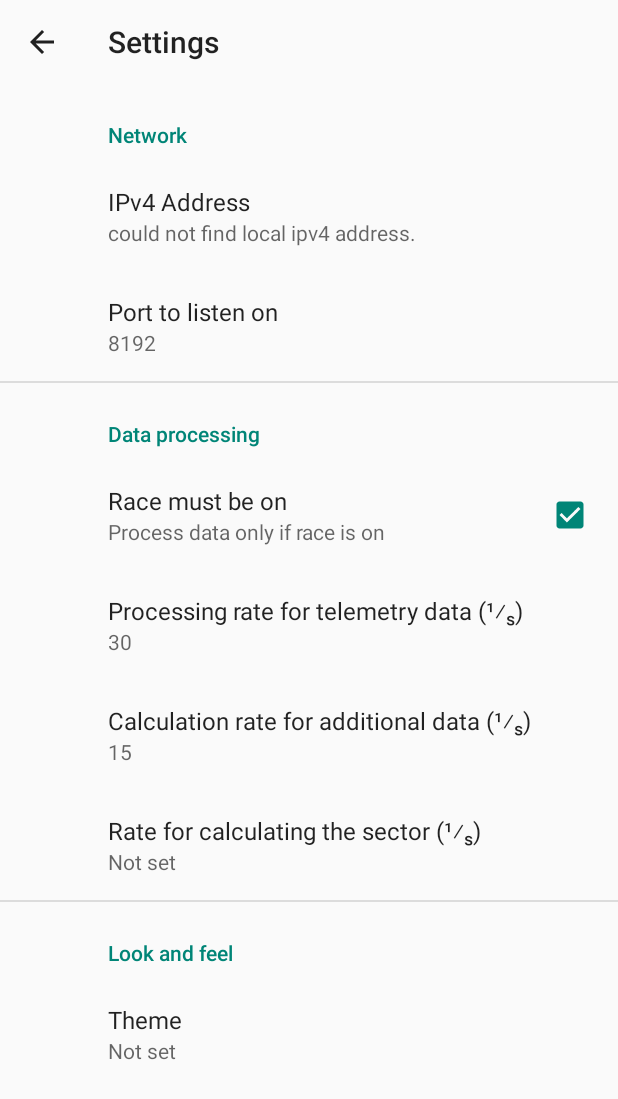
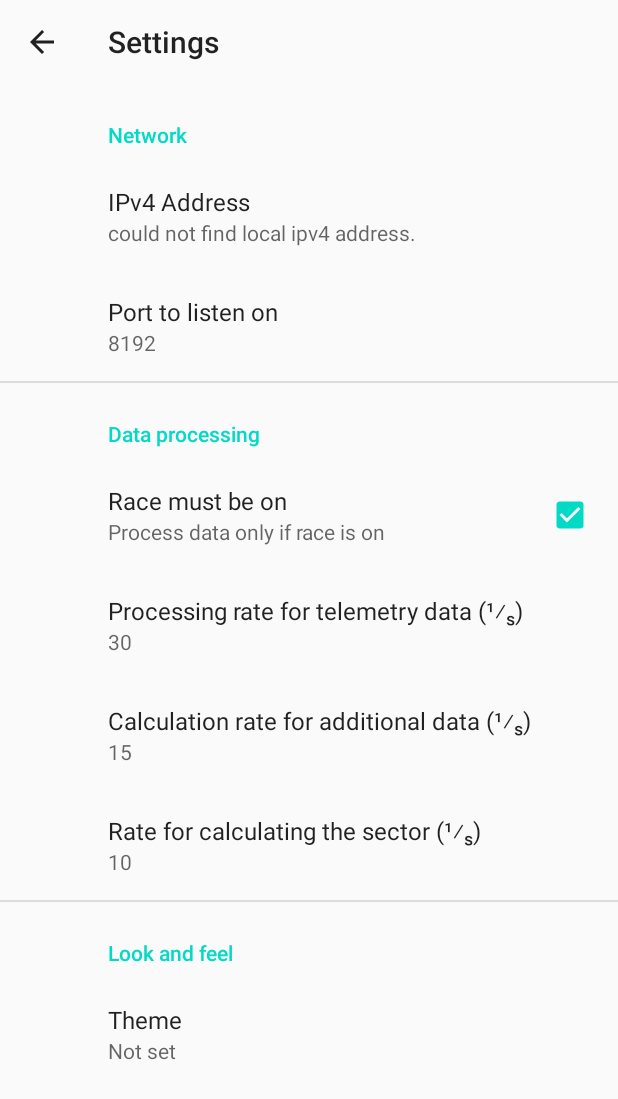
Before and after one commit to KnightsWhoSayNi0/ForzaTelemetry, an Android app: the SettingsActivity screen opened directly, with no data from a screen before it, on a phone screen of 412 x 824 dp. Shown: the top 1099 px of the screen. Run offline under Robolectric (Android 15) with nearby library versions, the phone set to English and light mode, and no system bars; our stand-ins replace androidx.preference.

Commit message:
Preference default values still not working properly Why has the menu always dark theme?

```diff
--- a/app/src/main/res/values/arrays.xml
+++ b/app/src/main/res/values/arrays.xml
@@ -29,6 +29,24 @@
         <item>30</item>
         <item>60</item>
     </string-array>
+    <string-array name="entries_sector_rate">
+        <item>10</item>
+        <item>6</item>
+        <item>5</item>
+        <item>4</item>
+        <item>3</item>
+        <item>2</item>
+        <item>1</item>
+    </string-array>
+    <string-array name="entry_values_sector_rate">
+        <item>6</item>
+        <item>10</item>
+        <item>12</item>
+        <item>15</item>
+        <item>20</item>
+        <item>30</item>
+        <item>60</item>
+    </string-array>
     <string-array name="entries_theme">
         <item>Light</item>
         <item>Dark</item>
--- a/app/src/main/res/values/strings.xml
+++ b/app/src/main/res/values/strings.xml
@@ -83,7 +83,7 @@
     <string name="default_race_on">true</string>
     <string name="default_processing_rate">2</string>
     <string name="default_calculation_rate">4</string>
-    <string name="default_sector_calculation_rate">11</string>
+    <string name="default_sector_calculation_rate">6</string>
     <string name="default_theme">3</string>
 
     <!-- Digits -->
--- a/app/src/main/res/values/styles.xml
+++ b/app/src/main/res/values/styles.xml
@@ -7,7 +7,7 @@
     </style>
 
     <!-- Main activity theme. -->
-    <style name="AppTheme.NoActionBar" parent="Theme.AppCompat.DayNight.NoActionBar">
+    <style name="AppTheme.NoActionBar" parent="AppTheme">
         <item name="android:navigationBarColor">@android:color/transparent</item>
         <item name="android:windowFullscreen">true</item>
         <item name="windowActionBar">false</item>
--- a/app/src/main/res/xml/preferences_main.xml
+++ b/app/src/main/res/xml/preferences_main.xml
@@ -41,8 +41,8 @@
         <ListPreference
                 android:key="@string/key_sector_calculation_rate"
                 android:title="@string/pref_sector_calculation_rate"
-                android:entries="@array/entries_processing_rate"
-                android:entryValues="@array/entry_values_processing_rate"
+                android:entries="@array/entries_sector_rate"
+                android:entryValues="@array/entry_values_sector_rate"
                 android:defaultValue="@string/default_sector_calculation_rate"
                 app:useSimpleSummaryProvider="true"/>   <!-- Todo: default value does not work. -->
     </PreferenceCategory>
@@ -54,6 +54,6 @@
                 android:entries="@array/entries_theme"
                 android:entryValues="@array/entry_values_theme"
                 android:defaultValue="@string/default_theme"
-                app:useSimpleSummaryProvider="true"/>
+                app:useSimpleSummaryProvider="true"/>   <!-- Todo: default value does not work. -->
     </PreferenceCategory>
 </PreferenceScreen>
```
